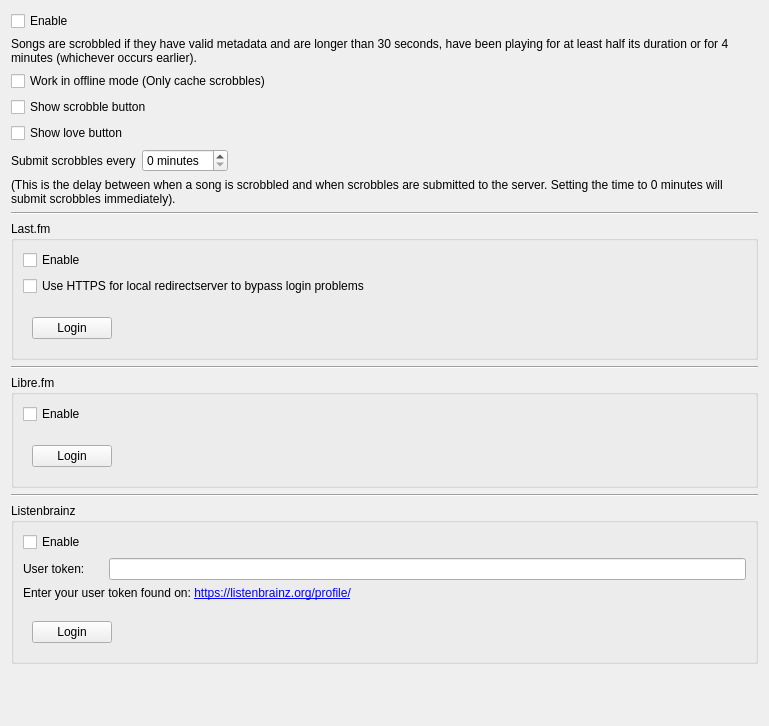
This is src/settings/scrobblersettingspage.ui in strawberrymusicplayer/strawberry as Qt 5 draws it before an edit. The edited form follows.
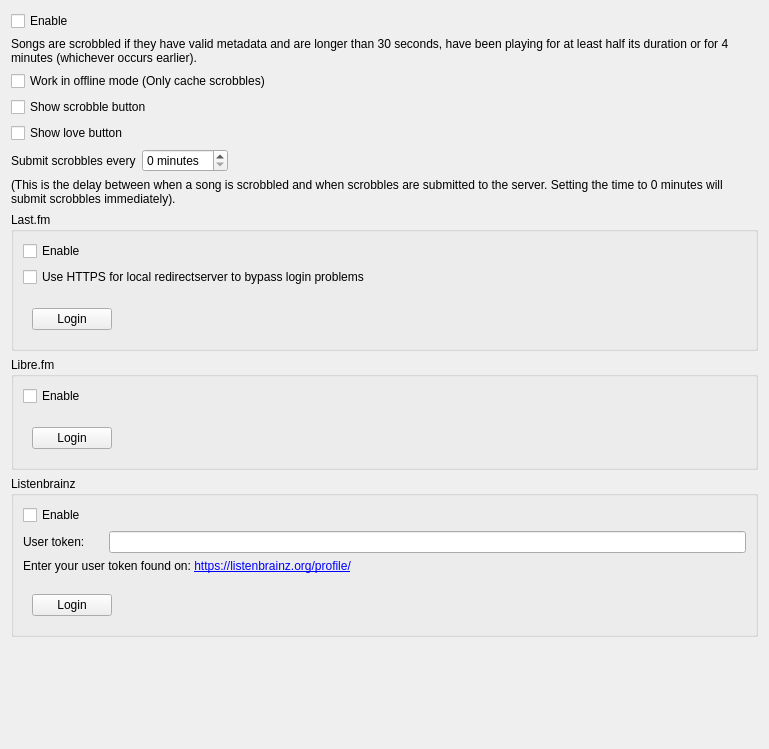
This is the edited form. Custom widgets are drawn as their Qt base class.

Commit message: Remove all lines in settings

```diff
--- a/src/settings/scrobblersettingspage.ui
+++ b/src/settings/scrobblersettingspage.ui
@@ -7,7 +7,7 @@
     <x>0</x>
     <y>0</y>
     <width>769</width>
-    <height>726</height>
+    <height>749</height>
    </rect>
   </property>
   <property name="windowTitle">
@@ -102,13 +102,6 @@
      </property>
     </widget>
    </item>
-   <item>
-    <widget class="Line" name="line_1">
-     <property name="orientation">
-      <enum>Qt::Horizontal</enum>
-     </property>
-    </widget>
-   </item>
    <item>
     <widget class="QGroupBox" name="groupbox_lastfm">
      <property name="title">
@@ -165,13 +158,6 @@
      </layout>
     </widget>
    </item>
-   <item>
-    <widget class="Line" name="line_2">
-     <property name="orientation">
-      <enum>Qt::Horizontal</enum>
-     </property>
-    </widget>
-   </item>
    <item>
     <widget class="QGroupBox" name="groupbox_librefm">
      <property name="title">
@@ -221,13 +207,6 @@
      </layout>
     </widget>
    </item>
-   <item>
-    <widget class="Line" name="line_3">
-     <property name="orientation">
-      <enum>Qt::Horizontal</enum>
-     </property>
-    </widget>
-   </item>
    <item>
     <widget class="QGroupBox" name="groupbox_listenbrainz">
      <property name="title">
```
The commit also changes 9 other files.
